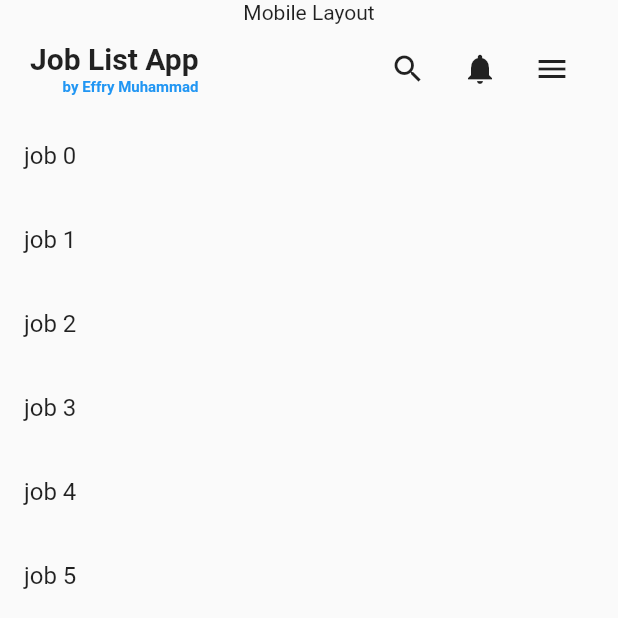
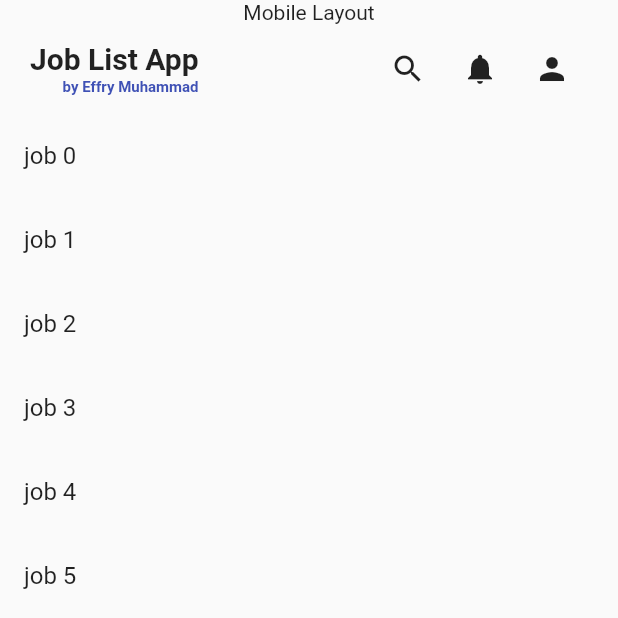
Before and after one commit to effmuhammad/joblistapp, a Flutter app: the screen it shows after launch, on a phone screen of 412 x 824 dp, the top half of it. Run offline on Flutter 3.47's test engine with Material 2 defaults, Android fonts, the phone set to English and light mode, and no system bars.

Commit message:
style: theme data setting

```diff
--- a/lib/screens/home_screen/mobile/m_header.dart
+++ b/lib/screens/home_screen/mobile/m_header.dart
@@ -28,7 +28,7 @@ class MHeader extends StatelessWidget {
                 style: TextStyle(
                     fontSize: 10,
                     fontWeight: FontWeight.bold,
-                    color: ThemeData.light().primaryColor),
+                    color: Theme.of(context).primaryColor),
               ),
             ],
           ),
@@ -44,7 +44,9 @@ class MHeader extends StatelessWidget {
               ),
               IconButton(
                 onPressed: () {},
-                icon: const Icon(Icons.menu),
+                icon: const Icon(
+                  Icons.person,
+                ),
               ),
             ],
           ),
--- a/lib/utils/app_theme.dart
+++ b/lib/utils/app_theme.dart
@@ -3,6 +3,9 @@ import 'package:flutter/material.dart';
 class AppTheme {
   static final ThemeData lightTheme = ThemeData(
     primaryColor: Colors.indigo,
+    colorScheme: const ColorScheme.light(
+      primary: Colors.indigoAccent,
+    ),
     brightness: Brightness.light,
     visualDensity: VisualDensity.adaptivePlatformDensity,
   );
```
